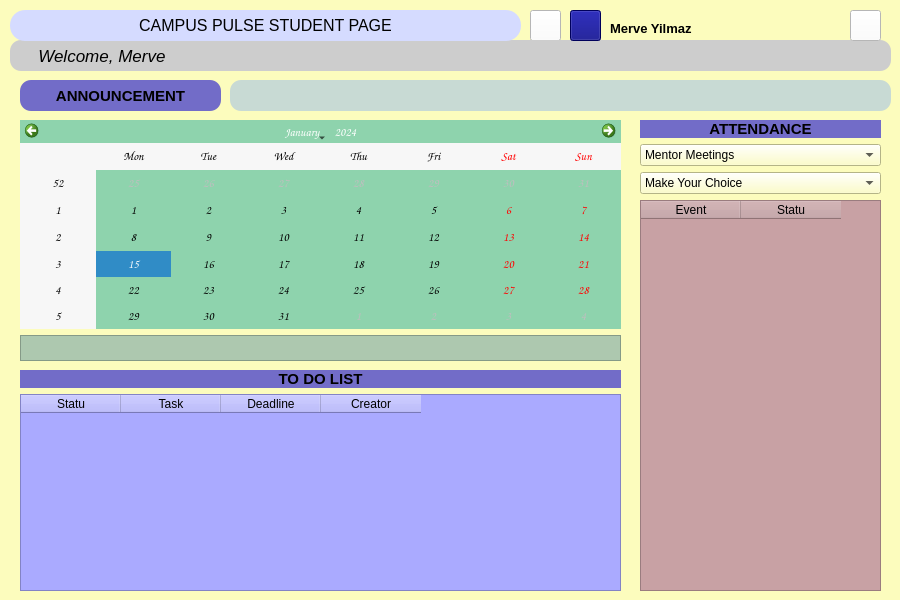
bakisgan/Campus_Pulse_v02, file student.ui: the form before one commit.
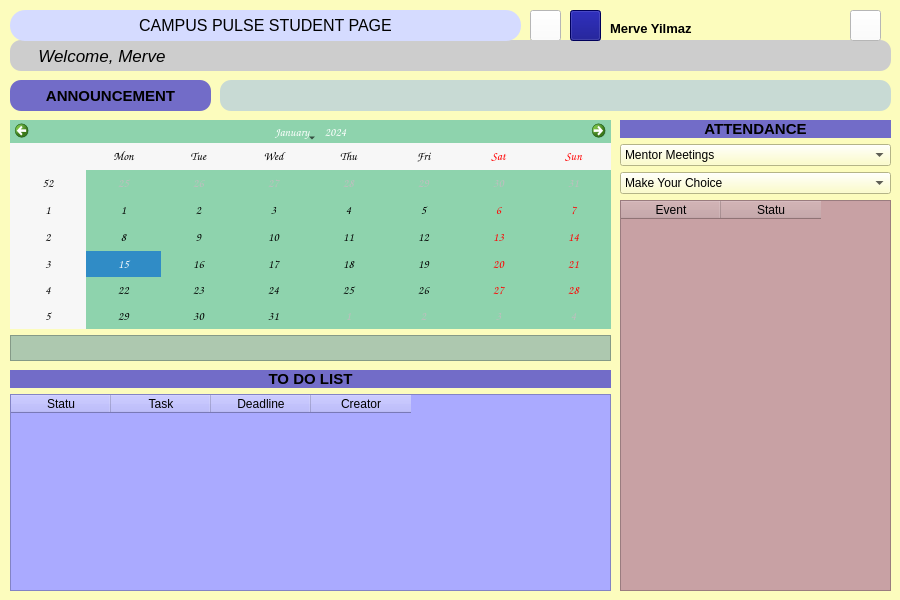
The form after the commit. Icons and pictures are not drawn.

```diff
--- a/student.ui
+++ b/student.ui
@@ -168,9 +168,9 @@
    <widget class="QWidget" name="layoutWidget">
     <property name="geometry">
      <rect>
-      <x>640</x>
+      <x>620</x>
       <y>120</y>
-      <width>241</width>
+      <width>271</width>
       <height>471</height>
      </rect>
     </property>
@@ -262,7 +262,7 @@
    <widget class="QLabel" name="label_5">
     <property name="geometry">
      <rect>
-      <x>20</x>
+      <x>10</x>
       <y>80</y>
       <width>201</width>
       <height>31</height>
@@ -289,7 +289,7 @@
    <widget class="QWidget" name="layoutWidget">
     <property name="geometry">
      <rect>
-      <x>20</x>
+      <x>10</x>
       <y>370</y>
       <width>601</width>
       <height>221</height>
@@ -349,7 +349,7 @@
    <widget class="QWidget" name="layoutWidget">
     <property name="geometry">
      <rect>
-      <x>20</x>
+      <x>10</x>
       <y>120</y>
       <width>601</width>
       <height>241</height>
@@ -406,9 +406,9 @@
    <widget class="QLabel" name="announcement_textedit">
     <property name="geometry">
      <rect>
-      <x>230</x>
+      <x>220</x>
       <y>80</y>
-      <width>661</width>
+      <width>671</width>
       <height>31</height>
      </rect>
     </property>
```
